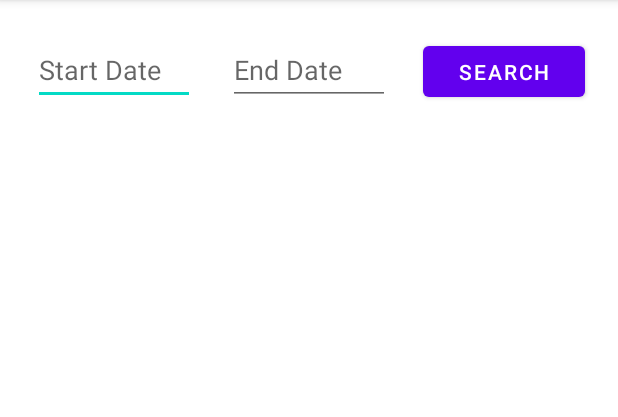
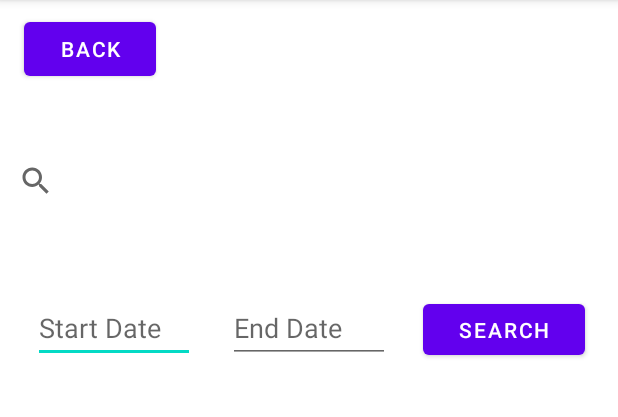
Before and after one commit to SimonYang99/GalleryApp7082, an Android app: the SearchGalleryActivity screen opened directly, with no data from a screen before it, on a phone screen of 412 x 824 dp, the part 84-501 px from its top. Run offline under Robolectric (Android 15) with nearby library versions, the phone set to English and light mode, and no system bars.

Commit message:
task 5 and tasks 2 and 3 corrections

```diff
--- a/app/src/main/res/layout/activity_search.xml
+++ b/app/src/main/res/layout/activity_search.xml
@@ -6,11 +6,35 @@
     android:layout_height="match_parent"
     tools:context=".SearchGalleryActivity">
 
+    <Button
+        android:id="@+id/backButton"
+        android:layout_width="wrap_content"
+        android:layout_height="wrap_content"
+        android:onClick="goBackHome"
+        android:text="Back"
+        app:layout_constraintBottom_toTopOf="@+id/searchKeywords"
+        app:layout_constraintEnd_toEndOf="parent"
+        app:layout_constraintHorizontal_bias="0.049"
+        app:layout_constraintStart_toStartOf="parent"
+        app:layout_constraintTop_toTopOf="parent"
+        app:layout_constraintVertical_bias="0.18" />
+
+    <SearchView
+        android:id="@+id/searchKeywords"
+        android:layout_width="match_parent"
+        android:layout_height="wrap_content"
+        app:layout_constraintBottom_toBottomOf="parent"
+        app:layout_constraintEnd_toEndOf="parent"
+        app:layout_constraintHorizontal_bias="1.0"
+        app:layout_constraintStart_toStartOf="parent"
+        app:layout_constraintTop_toTopOf="parent"
+        app:layout_constraintVertical_bias="0.134" />
+
     <EditText
         android:id="@+id/startDate"
         android:layout_width="108dp"
         android:layout_height="46dp"
-        android:layout_marginTop="24dp"
+        android:layout_marginTop="196dp"
         android:ems="10"
         android:hint="@string/startDate"
         android:inputType="date"
--- /dev/null
+++ b/app/src/main/res/xml/file_paths.xml
@@ -0,0 +1,4 @@
+<?xml version="1.0" encoding="utf-8"?>
+<paths xmlns:android="http://schemas.android.com/apk/res/android">
+    <external-files-path name="my_images" path="Android/data/com.example.galleryapp7082/files/Pictures" />
+</paths>
```
Also changed, not shown: app/src/main/AndroidManifest.xml (+14 -0 lines), app/src/main/java/com/example/galleryapp7082/MainActivity.java (+108 -3 lines), app/src/main/java/com/example/galleryapp7082/SearchGalleryActivity.java (+9 -2 lines), app/src/main/res/layout/activity_main.xml (+19 -13 lines).
